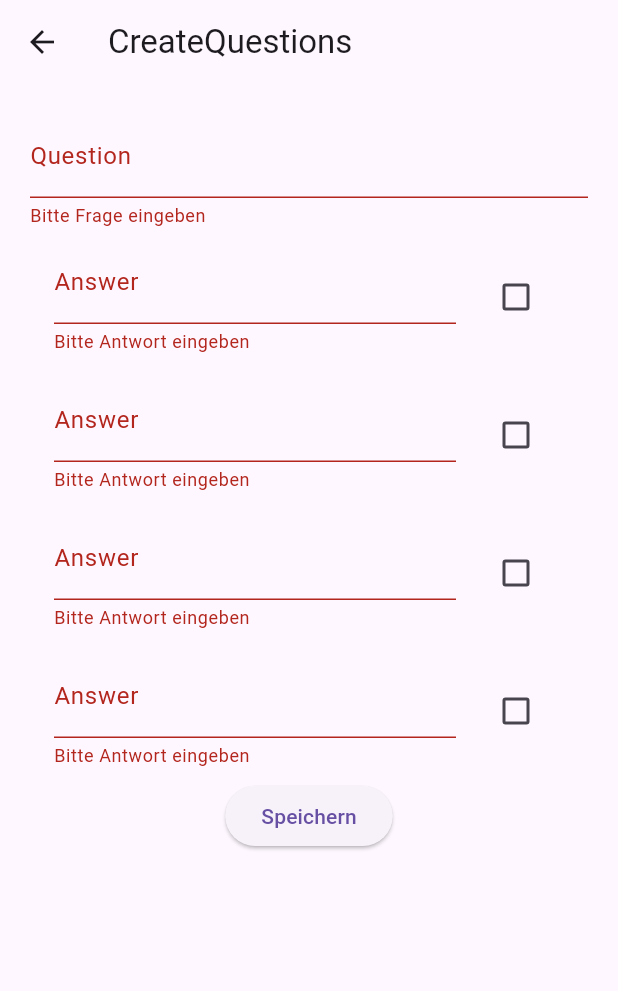
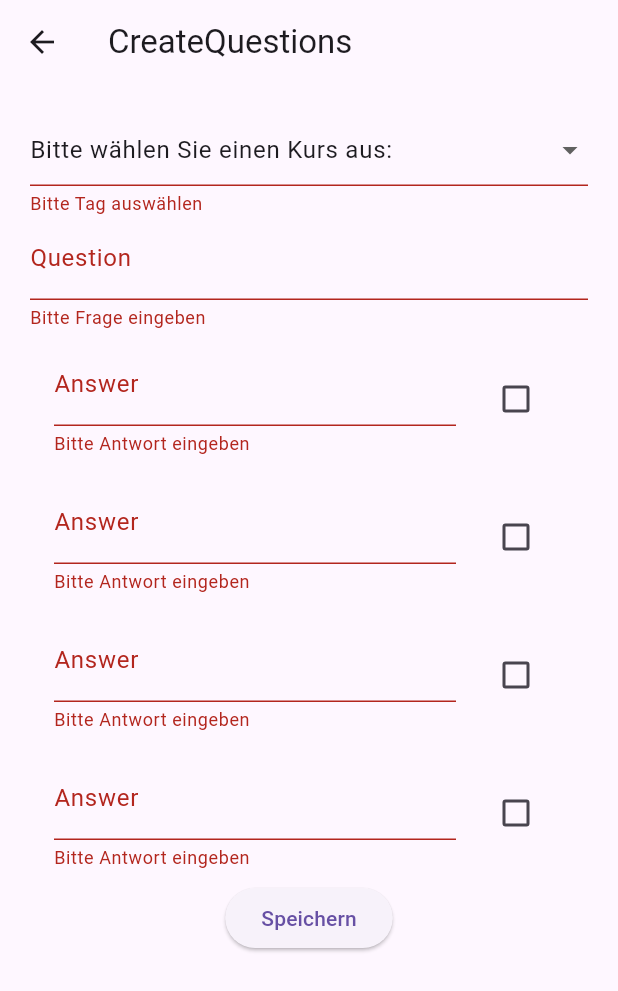
Before and after one commit to schwenske/flutter_quizz, a Flutter app: the CreateQuestions screen opened directly, after a tap on "Speichern", on a phone screen of 412 x 824 dp. Shown: the top 991 px of the screen. Run offline on Flutter 3.47's test engine with Material 3 defaults, Android fonts, the phone set to English and light mode, and no system bars; our stand-ins replace cloud_firestore, firebase_auth, firebase_core; missing offline and left inert: firebase_ui_auth; accounts and stored records are empty.

Commit message:
create ist fertig

```diff
--- a/lib/data/model/question_card.dart
+++ b/lib/data/model/question_card.dart
@@ -1,22 +1,32 @@
 import 'dart:convert';
+
+enum Tag { imt101, imt102, ipwa01, ipwa02 }
 
 class QuestionCard {
   final String id;
+  final Tag tag;
+  final String author;
   final String question;
   final Map<String, bool> options;
 
   QuestionCard(
-      {required this.id, required this.question, required this.options});
+      {required this.id,
+      required this.tag,
+      required this.author,
+      required this.question,
+      required this.options});
 
   @override
   String toString() {
-    return 'QuestionCard(id: $id, question: $question, options: $options)';
+    return 'QuestionCard(id: $id, tag: $tag, author: $author question: $question, options: $options)';
   }
 
   String toJson() => jsonEncode(toMap());
   Map<String, dynamic> toMap() {
     final result = <String, dynamic>{};
     result.addAll({"id": id});
+    result.addAll({"tag": tag.index});
+    result.addAll({"author": author});
     result.addAll({"question": question});
     result.addAll({"options": options});
     return result;
@@ -24,11 +34,15 @@ class QuestionCard {
 
   QuestionCard copyWith({
     String? id,
+    Tag? tag,
+    String? author,
     String? question,
     Map<String, bool>? options,
   }) {
     return QuestionCard(
         id: id ?? this.id,
+        tag: tag ?? this.tag,
+        author: author ?? this.author,
         question: question ?? this.question,
         options: options ?? this.options);
   }
--- a/lib/data/repositories/firestore_question_rep.dart
+++ b/lib/data/repositories/firestore_question_rep.dart
@@ -20,6 +20,8 @@ class FirestoreQuestionRep implements QuestionRep {
 
     final questionCardWithId = QuestionCard(
         id: emptyDocument.id,
+        tag: questionCard.tag,
+        author: questionCard.author,
         question: questionCard.question,
         options: questionCard.options);
     emptyDocument.set(questionCardWithId.toMap());
--- a/lib/screens/create_questions.dart
+++ b/lib/screens/create_questions.dart
@@ -19,6 +19,7 @@ class _CreateQuestionsState extends State<CreateQuestions> {
   final _formKey = GlobalKey<FormState>();
 
   String? currentQuestion;
+  Tag? currentTag;
   Map<String, bool> currentOption = <String, bool>{};
   late List<String> answerList = [
     'Antwort1',
@@ -56,6 +57,29 @@ class _CreateQuestionsState extends State<CreateQuestions> {
             key: _formKey,
             child: Column(
               children: <Widget>[
+                DropdownButtonFormField<Tag>(
+                  hint: Text(
+                    "Bitte wählen Sie einen Kurs aus:",
+                    style: Theme.of(context).textTheme.bodyLarge,
+                  ),
+                  items: [
+                    DropdownMenuItem(
+                      value: Tag.imt101,
+                      child: Text(
+                        "IMT101",
+                        style: Theme.of(context)
+                            .textTheme
+                            .bodyLarge!
+                            .copyWith(color: Colors.brown),
+                      ),
+                    ),
+                  ],
+                  onChanged: (Tag? value) {
+                    currentTag = value;
+                  },
+                  validator: (value) =>
+                      value == null ? "Bitte Tag auswählen" : null,
+                ),
                 TextFormField(
                   style: Theme.of(context)
                       .textTheme
@@ -82,7 +106,7 @@ class _CreateQuestionsState extends State<CreateQuestions> {
                           .textTheme
                           .bodyLarge!
                           .copyWith(color: Colors.blue),
-                      decoration: InputDecoration(labelText: 'Answer'),
+                      decoration: const InputDecoration(labelText: 'Answer'),
                       onChanged: (value) {
                         setState(() {
                           answerList[i] = value;
@@ -97,7 +121,7 @@ class _CreateQuestionsState extends State<CreateQuestions> {
                       },
                     ),
                     trailing: Checkbox(
-                      value: boolList[i] ?? false,
+                      value: boolList[i],
                       onChanged: (value) {
                         setState(() {
                           boolList[i] = value!;
@@ -112,7 +136,6 @@ class _CreateQuestionsState extends State<CreateQuestions> {
                       currentOption[answerList[2]] = boolList[2];
                       currentOption[answerList[3]] = boolList[3];
                       _addQuestionCard();
-                      debugPrint("Das ist die Nutzer ID: $userId");
                     },
                     child: const Text('Speichern')),
               ],
@@ -126,7 +149,11 @@ class _CreateQuestionsState extends State<CreateQuestions> {
   Future<void> _addQuestionCard() async {
     if (_formKey.currentState?.validate() ?? false) {
       final questionCard = QuestionCard(
-          id: 'test', question: currentQuestion!, options: currentOption);
+          id: 'test',
+          tag: currentTag!,
+          author: userId,
+          question: currentQuestion!,
+          options: currentOption);
 
       try {
         await firestoreQuestionRep.addQuestionCard(questionCard);
```
